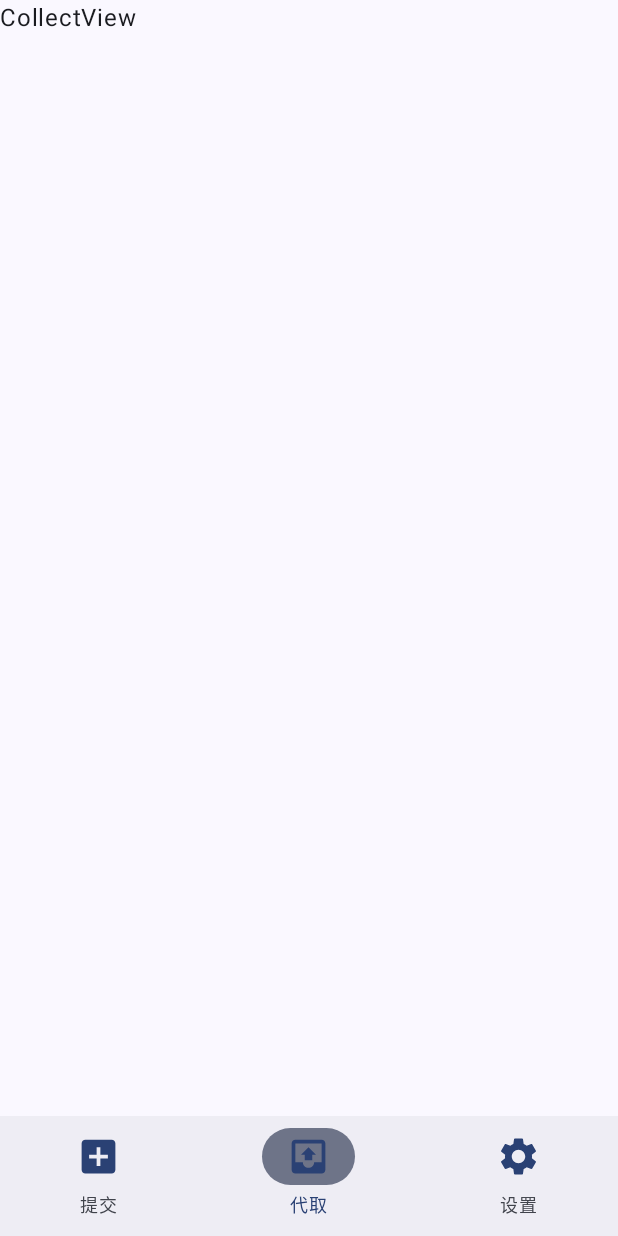
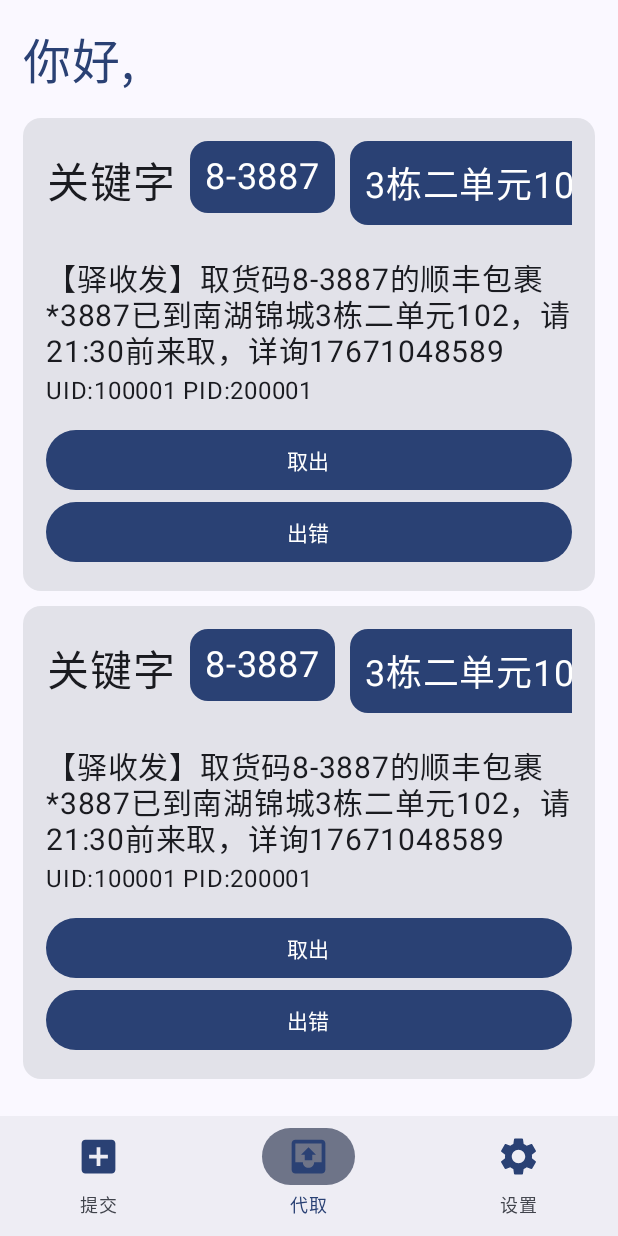
Before and after one commit to LittleArray/ExpressCollection, an Android app built with Jetpack Compose: the CollectView screen opened through its navigation route, on a phone screen of 412 x 824 dp. Run offline under Robolectric (Android 15) with nearby library versions, the phone set to English and light mode, and no system bars; libraries missing offline, so code that uses them is left out: com.setruth.yangdialog; 6 statements that could not run were skipped.

Commit message:
添加代取界面UI

```diff
--- a/app/src/main/java/top/ffshaozi/expresscollection/ui/screen/view/CollectView.kt
+++ b/app/src/main/java/top/ffshaozi/expresscollection/ui/screen/view/CollectView.kt
@@ -1,9 +1,135 @@
 package top.ffshaozi.expresscollection.ui.screen.view
 
-import androidx.compose.material3.Text
+import androidx.compose.foundation.*
+import androidx.compose.foundation.layout.*
+import androidx.compose.material3.*
 import androidx.compose.runtime.Composable
+import androidx.compose.ui.Alignment
+import androidx.compose.ui.Modifier
+import androidx.compose.ui.text.style.TextAlign
+import androidx.compose.ui.tooling.preview.Preview
+import androidx.compose.ui.unit.TextUnit
+import androidx.compose.ui.unit.dp
+import androidx.compose.ui.unit.sp
+import top.ffshaozi.expresscollection.config.Setting.USER_NAME
+import top.ffshaozi.expresscollection.ui.theme.ExpressCollectionTheme
 
 @Composable
-fun CollectView (){
-    Text(text = "CollectView")
+fun CollectView () {
+    val testList:List<String> = listOf("8-3887","3栋二单元102","顺丰")
+    Column(
+        modifier = Modifier
+            .fillMaxSize()
+            .background(MaterialTheme.colorScheme.background)
+            .padding(15.dp),
+        verticalArrangement = Arrangement.Top,
+        horizontalAlignment = Alignment.CenterHorizontally
+    ) {
+        Column {
+            Text(
+                text = "你好,$USER_NAME",
+                color = MaterialTheme.colorScheme.primary,
+                fontSize = 32.sp,
+                textAlign = TextAlign.Left,
+                modifier = Modifier
+                    .padding(bottom = 15.dp)
+            )
+            Column(
+                modifier = Modifier
+                    .verticalScroll(rememberScrollState())
+            ) {
+                CradCollectView(
+                    testList,
+                    "【驿收发】取货码8-3887的顺丰包裹*3887已到南湖锦城3栋二单元102，请21:30前来取，详询17671048589",
+                    "100001",
+                    "200001"
+                )
+                CradCollectView(
+                    testList,
+                    "【驿收发】取货码8-3887的顺丰包裹*3887已到南湖锦城3栋二单元102，请21:30前来取，详询17671048589",
+                    "100001",
+                    "200001"
+                )
+                CradCollectView(
+                    testList,
+                    "【驿收发】取货码8-3887的顺丰包裹*3887已到南湖锦城3栋二单元102，请21:30前来取，详询17671048589",
+                    "100001",
+                    "200001"
+                )
+            }
+        }
+    }
 }
+@Composable
+fun CradCollectView(keywods:List<String>,context: String,uid:String,pid:String){
+    Card(
+        modifier = Modifier
+            .fillMaxWidth()
+            .padding(bottom = 10.dp)
+    ) {
+        Column(
+            modifier = Modifier
+                .padding(15.dp)
+        ) {
+
+            Row(
+                modifier = Modifier
+                    .padding(bottom = 20.dp)
+                    .horizontalScroll(rememberScrollState())
+            ) {
+                Text(
+                    text = "关键字",
+                    fontSize = 28.sp,
+                    textAlign = TextAlign.Center,
+                    modifier = Modifier
+                        .padding(end = 10.dp, top = 5.dp)
+                )
+                keywods.forEach{
+                    KeywordsCaed(it)
+                }
+            }
+            Text(
+                fontSize = 20.sp,
+                text = context
+            )
+            Text(
+                fontSize = 16.sp,
+                text = "UID:$uid PID:$pid"
+            )
+            Button(
+                modifier = Modifier
+                    .fillMaxWidth()
+                    .padding(top = 10.dp),
+                onClick = {/*TODO*/ }
+            ) {
+                Text(text = "取出")
+            }
+            Button(
+                modifier = Modifier
+                    .fillMaxWidth(),
+                onClick = {/*TODO*/ }
+            ) {
+                Text(text = "出错")
+            }
+        }
+
+    }
+}
+
+@Composable
+fun KeywordsCaed(context:String){
+    Card(
+        colors = CardDefaults.cardColors(containerColor = MaterialTheme.colorScheme.primary),
+        modifier = Modifier
+            .padding(end = 10.dp)
+    ) {
+        Text(fontSize = 24.sp,text = context, modifier = Modifier.padding(10.dp))
+    }
+}
+@Preview(showBackground = true)
+@Composable
+fun previewCollect(){
+    ExpressCollectionTheme{
+        CollectView()
+    }
+}
```
